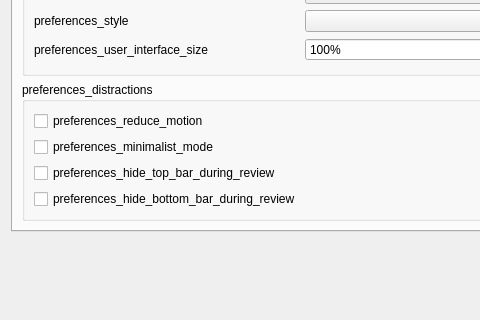
ankitects/anki, file qt/aqt/forms/preferences.ui: the form before one commit; both pictures show x 0 to 480 and y 222 to 542 of the 604 by 638 pixel window.
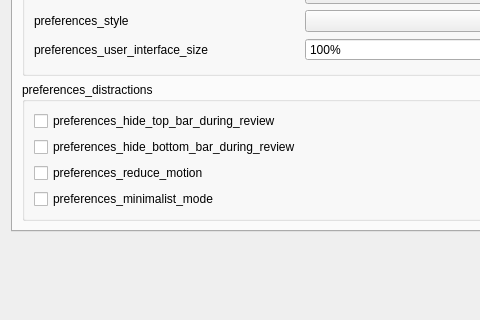
The form after the commit.

Commit message: Move toolbar settings above minimalist modes

Patch:
```diff
--- a/qt/aqt/forms/preferences.ui
+++ b/qt/aqt/forms/preferences.ui
@@ -135,6 +135,32 @@
           <string>preferences_distractions</string>
          </property>
          <layout class="QVBoxLayout" name="verticalLayout_7">
+          <item>
+           <widget class="QCheckBox" name="hide_top_bar">
+            <property name="sizePolicy">
+             <sizepolicy hsizetype="Fixed" vsizetype="Fixed">
+              <horstretch>0</horstretch>
+              <verstretch>0</verstretch>
+             </sizepolicy>
+            </property>
+            <property name="text">
+             <string>preferences_hide_top_bar_during_review</string>
+            </property>
+           </widget>
+          </item>
+          <item>
+           <widget class="QCheckBox" name="hide_bottom_bar">
+            <property name="sizePolicy">
+             <sizepolicy hsizetype="Fixed" vsizetype="Fixed">
+              <horstretch>0</horstretch>
+              <verstretch>0</verstretch>
+             </sizepolicy>
+            </property>
+            <property name="text">
+             <string>preferences_hide_bottom_bar_during_review</string>
+            </property>
+           </widget>
+          </item>
           <item>
            <widget class="QCheckBox" name="reduce_motion">
             <property name="sizePolicy">
@@ -164,32 +190,6 @@
             </property>
            </widget>
           </item>
-          <item>
-           <widget class="QCheckBox" name="hide_top_bar">
-            <property name="sizePolicy">
-             <sizepolicy hsizetype="Fixed" vsizetype="Fixed">
-              <horstretch>0</horstretch>
-              <verstretch>0</verstretch>
-             </sizepolicy>
-            </property>
-            <property name="text">
-             <string>preferences_hide_top_bar_during_review</string>
-            </property>
-           </widget>
-          </item>
-          <item>
-           <widget class="QCheckBox" name="hide_bottom_bar">
-            <property name="sizePolicy">
-             <sizepolicy hsizetype="Fixed" vsizetype="Fixed">
-              <horstretch>0</horstretch>
-              <verstretch>0</verstretch>
-             </sizepolicy>
-            </property>
-            <property name="text">
-             <string>preferences_hide_bottom_bar_during_review</string>
-            </property>
-           </widget>
-          </item>
          </layout>
         </widget>
        </item>
```
Left out of the diff: 6 changed lines with no effect on the pictures.
